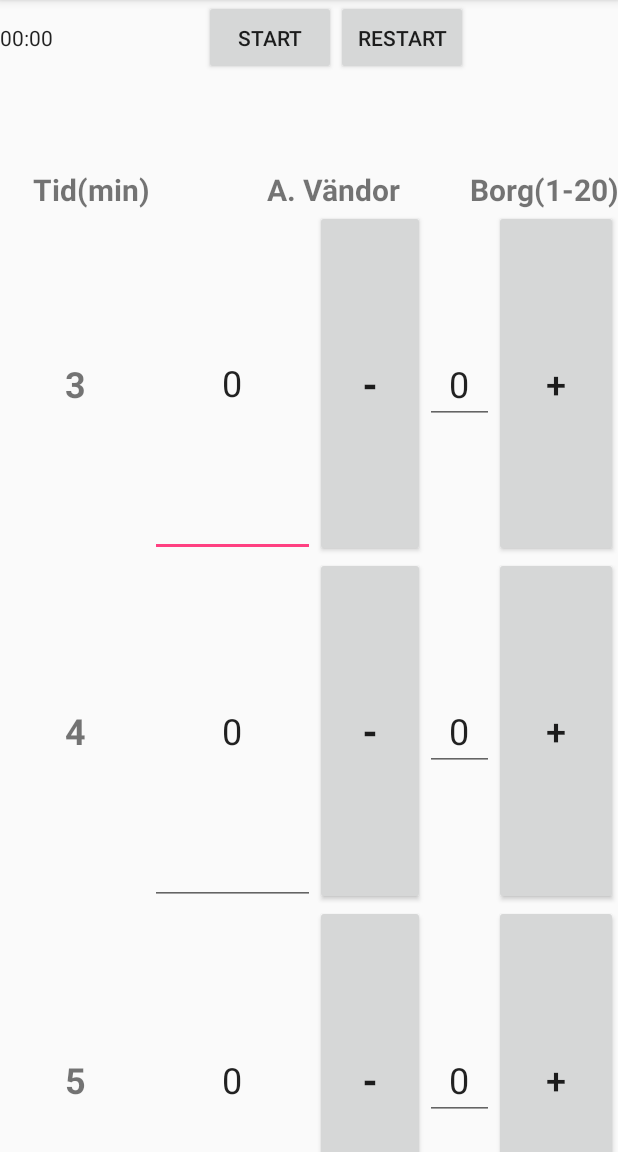
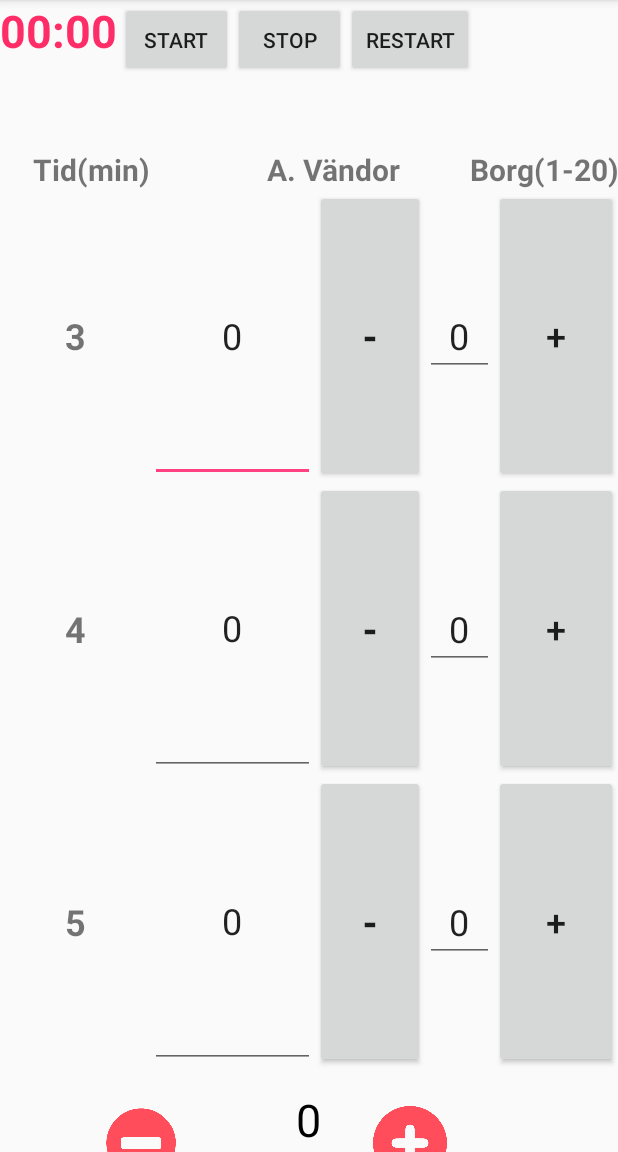
Before and after one commit to emahus91/VO2max, an Android app: the SecondActivity screen opened directly, with no data from a screen before it, after a tap on "RESTART", on a phone screen of 412 x 824 dp, the part 84-1236 px from its top. Run offline under Robolectric (Android 15) with nearby library versions, the phone set to English and light mode, and no system bars; 2 other taps on this screen came first.

Commit message:
Xml filen för secondactivity redigerades Stoppknappen lades till Chronometern implementerades

```diff
--- a/app/src/main/java/com/example/sam/vo2max/MainActivity.java
+++ b/app/src/main/java/com/example/sam/vo2max/MainActivity.java
@@ -23,7 +23,7 @@ public class MainActivity extends AppCompatActivity {
 
             @Override
             public void onClick(View view) {
-                Intent intent = new Intent(MainActivity.this,TheMeasurementActivity.class);
+                Intent intent = new Intent(MainActivity.this,SecondActivity.class);
 
                 EditText etName = (EditText) findViewById(R.id.NameEditTextID);
                 EditText etAge = (EditText) findViewById(R.id.AgeEditTextID);
--- a/app/src/main/java/com/example/sam/vo2max/SecondActivity.java
+++ b/app/src/main/java/com/example/sam/vo2max/SecondActivity.java
@@ -1,64 +1,89 @@
 package com.example.sam.vo2max;
 
 import android.os.Bundle;
+import android.os.SystemClock;
 import android.support.v7.app.AppCompatActivity;
 import android.view.View;
 import android.widget.Button;
+import android.widget.Chronometer;
+import android.widget.EditText;
 
-//import com.example.sam.vo2max;
 
 
 //TODO import activity 1 class (kolla på demo appen från github om hur man anropar alla klaser till SecondActivity
 //TODO import Chronometer class
 
-public class SecondActivity extends AppCompatActivity {
+public class SecondActivity extends AppCompatActivity
+        implements Chronometer.OnChronometerTickListener {
+
+    private long timeWhenStopped = 0;
 
     @Override
     protected void onCreate(Bundle savedInstanceState) { // TODO behöver all metoder skrivas inom onCreate metoden?
         super.onCreate(savedInstanceState);
         setContentView(R.layout.second_activity_main);
 
-        //final ValueSelector valueSelector = (ValueSelector) findViewById(R.id.valueSelector);
-        //valueSelector.setMinValue(0);
-        //valueSelector.setMaxValue(100);
+        final ValueSelector valueSelector = (ValueSelector) findViewById(R.id.valueSelector);
+        valueSelector.setMinValue(0);
+        valueSelector.setMaxValue(100);
 
-        Button buttonUpdate = (Button) findViewById(R.id.buttonUpdate);
-        buttonUpdate.setOnClickListener(new View.OnClickListener() { // TODO ersätts av onchronometerticklistener efter test
+        //INITIATING VIEWS
+        final Chronometer simpleChronometer= (Chronometer) findViewById(R.id.simpleChronometer);
+        final EditText etVandor3= (EditText) findViewById(R.id.editTextVandor3);
+        Button btnUpdate = (Button) findViewById(R.id.buttonUpdate);
+        Button btnStart = (Button) findViewById(R.id.buttonStart);
+        Button btnStop = (Button) findViewById(R.id.buttonStop);
+        Button btnrestart=(Button) findViewById(R.id.buttonRestart);
+
+        btnUpdate.setOnClickListener(new View.OnClickListener() { // TODO ersätts av onchronometerticklistener efter test
             @Override
             public void onClick(View view) {
-          //      int value = valueSelector.getValue();
+               int value = valueSelector.getValue();
                 // TODO Kopiera valueselector värdet till editTextVander3, editTextVander4 och editTextVander3 när chronometern räknat 3, 4 och 5 min
                 //valueBar.setValue(value);
-
-                //code to use Object Animation instead of the built-in ValueBar animation
-                //if you use this, be sure the call valueBar.setAnimated(false);
-                /*
-                ObjectAnimator anim = ObjectAnimator.ofInt(valueBar, "value", valueBar.getValue(), value);
-                anim.setDuration(1000);
-                anim.start();
-                */
+                etVandor3.setText(String.valueOf(value));
+            }
+        });
+        simpleChronometer.setOnChronometerTickListener(this);
+        //simpleChronometer.setBase(SystemClock.elapsedRealtime() - (2* 60000 + 0 * 1000)); //making chrono start from a specific time
+        // perform click  event on start button to start a chronometer
+        btnStart.setOnClickListener(new View.OnClickListener() {
+            @Override
+            public void onClick(View v) {
+                //TODO if sats så att chro. inte "räknar tillbax"om start knappen trycks igen
+                simpleChronometer.setBase(SystemClock.elapsedRealtime() + timeWhenStopped);
+                simpleChronometer.start();
             }
         });
 
-        // TODO method som nollställer räknaren vid tryckning av restart knappen
-        Button buttonRestart = (Button) findViewById(R.id.buttonRestart);
-        buttonRestart.setOnClickListener(new View.OnClickListener() {
+        btnStop.setOnClickListener(new View.OnClickListener() {
             @Override
-            public void onClick(View view) {
-                //set value av text vie till noll (currentvalue till 0)
-                                                    /*
-         private void decrementValue() {
-            int currentVal = Integer.valueOf(valueTextView.getText().toString());
-            if(currentVal > minValue) {
-                valueTextView.setText(String.valueOf(currentVal - 1));
-            }
-        }*/
+            public void onClick(View v) {
+                //TODO if sats om stop knappen trycks 2 gånger.....
+                simpleChronometer.stop();
+                timeWhenStopped = simpleChronometer.getBase() - SystemClock.elapsedRealtime();
             }
         });
 
+        // // perform click  event on restart button to set the base time on chronometer
+        btnrestart.setOnClickListener(new View.OnClickListener() {
+            @Override
+            public void onClick(View v) {
+                simpleChronometer.stop();
+                simpleChronometer.setBase(SystemClock.elapsedRealtime());
+                timeWhenStopped = 0;
+            }
+        });
     }
 
+    @Override
+    public void onChronometerTick(Chronometer chronometer) {
+
+    }
+    //TODO WHEN pressed back? (när användaren trycker tillbaka(till main activity) hur hantera chronometern?)
     //Todo onResume();
     //Todo onPause();
     //Todo onDestroy();
+
+
 }
--- a/app/src/main/java/com/example/sam/vo2max/ValueSelector.java
+++ b/app/src/main/java/com/example/sam/vo2max/ValueSelector.java
@@ -28,7 +28,6 @@ public class ValueSelector extends RelativeLayout {
     View minusButton;
     View plusButton;
 
-    Handler handler = new Handler();
 
     public ValueSelector(Context context) {
         super(context);
@@ -45,57 +44,31 @@ public class ValueSelector extends RelativeLayout {
         init(context);
     }
 
-    /**
-     * Get the current minimum value that is allowed
-     *
-     * @return
-     */
+
     public int getMinValue() {
         return minValue;
     }
 
-    /**
-     * Set the minimum value that will be allowed
-     *
-     * @param minValue
-     */
+
     public void setMinValue(int minValue) {
         this.minValue = minValue;
     }
 
-    /**
-     * Get the current maximum value that is allowed
-     *
-     * @return
-     */
+
     public int getMaxValue() {
         return maxValue;
     }
 
-    /**
-     * Set the maximum value that will be allowed
-     *
-     * @param maxValue
-     */
+
     public void setMaxValue(int maxValue) {
         this.maxValue = maxValue;
     }
 
-    /**
-     * Get the current value
-     *
-     * @return the current value
-     */
     public int getValue() {
         return Integer.valueOf(valueTextView.getText().toString());
     }
 
-    /**
-     * Set the current value.  If the passed in value exceeds the current min or max, the value
-     * will be set to the respective min/max.
-     *
-     * @param newValue new value
-     */
+
     public void setValue(int newValue) {
         int value = newValue;
         if(newValue < minValue) {
@@ -120,7 +93,6 @@ public class ValueSelector extends RelativeLayout {
                 decrementValue();
             }
         });
-
 
 
         plusButton.setOnClickListener(new OnClickListener() {
--- a/app/src/main/res/layout/second_activity_main.xml
+++ b/app/src/main/res/layout/second_activity_main.xml
@@ -12,19 +12,29 @@
             android:layout_weight="0.13">
 
             <Chronometer
-                android:layout_width="136dp"
-                android:layout_height="32dp"
-                android:id="@+id/chronometer3" />
+                android:id="@+id/simpleChronometer"
+                android:layout_width="80dp"
+                android:layout_height="50dp"
+                android:textSize="30sp"
+                android:textColor="#d3ff0149"
+                android:textStyle="bold"
+                />
 
             <Button
                 android:id="@+id/buttonStart"
-                android:layout_width="wrap_content"
+                android:layout_width="75dp"
                 android:layout_height="50dp"
                 android:text="@string/start" />
 
             <Button
+                android:id="@+id/buttonStop"
+                android:layout_width="75dp"
+                android:layout_height="50dp"
+                android:text="@string/stop" />
+
+            <Button
                 android:id="@+id/buttonRestart"
-                android:layout_width="wrap_content"
+                android:layout_width="85dp"
                 android:layout_height="50dp"
                 android:text="@string/restart" />
         </LinearLayout>
@@ -237,14 +247,21 @@
                 android:textSize="24sp" />
         </LinearLayout>
 
-        <Button
+
+    <com.example.sam.vo2max.ValueSelector
+        android:id="@+id/valueSelector"
+        android:layout_width="match_parent"
+        android:layout_height="@dimen/valueSelector_height"
+        android:layout_marginLeft="@dimen/valueSelector_hMargin"
+        android:layout_marginRight="@dimen/valueSelector_hMargin">
+    </com.example.sam.vo2max.ValueSelector>
+
+    <Button
             android:id="@+id/buttonUpdate"
             android:layout_width="wrap_content"
             android:layout_height="wrap_content"
             android:layout_gravity="center_horizontal"
-            android:text="@string/update"
-            android:layout_marginLeft="@dimen/updateButtonMargin"
-            android:layout_marginRight="@dimen/updateButtonMargin" />
+            android:text="@string/update" />
 
 
 </LinearLayout>
--- a/app/src/main/res/layout/value_selector.xml
+++ b/app/src/main/res/layout/value_selector.xml
@@ -24,10 +24,23 @@
         android:layout_centerHorizontal="true" />
 
     <ImageView
+        android:contentDescription="@string/incrementbutton"
+        android:src="@drawable/valueselect_plus_state"
+        android:layout_width="100dp"
+        android:layout_height="108dp"
+        android:layout_marginTop="@dimen/valueSelector_button_hMargin"
+        android:layout_marginBottom="@dimen/valueSelector_button_hMargin"
+        android:layout_marginStart="@dimen/valueSelector_button_insideMargin"
+        android:id="@+id/plusButton"
+        android:clickable="true"
+        android:layout_centerVertical="true"
+        android:layout_alignStart="@+id/valueLabel" />
+
+    <ImageView
         android:contentDescription="@string/decrementbutton"
         android:src="@drawable/valueselect_minus_state"
-        android:layout_width="260dp"
-        android:layout_height="160dp"
+        android:layout_width="188dp"
+        android:layout_height="99dp"
         android:layout_marginTop="@dimen/valueSelector_button_hMargin"
         android:layout_marginBottom="@dimen/valueSelector_button_hMargin"
         android:layout_marginEnd="@dimen/valueSelector_button_insideMargin"
@@ -36,17 +49,4 @@
         android:layout_centerVertical="true"
         android:layout_alignEnd="@+id/valueLabel" />
 
-    <ImageView
-        android:contentDescription="@string/incrementbutton"
-        android:src="@drawable/valueselect_plus_state"
-        android:layout_width="wrap_content"
-        android:layout_height="wrap_content"
-        android:layout_marginTop="@dimen/valueSelector_button_hMargin"
-        android:layout_marginBottom="@dimen/valueSelector_button_hMargin"
-        android:layout_marginLeft="@dimen/valueSelector_button_insideMargin"
-        android:id="@+id/plusButton"
-        android:clickable="true"
-        android:layout_centerVertical="true"
-        android:layout_alignLeft="@+id/valueLabel" />
-
 </merge>
--- a/app/src/main/res/values/colors.xml
+++ b/app/src/main/res/values/colors.xml
@@ -12,7 +12,7 @@
     <color name="gray">#808080</color>
     <color name="dark_gray">#ff424242</color>
     <color name="green">#008000</color>
-    <color name="blue">#0000FF</color>
+    <color name="blue">#e88300</color>
     <color name="navy">#354361</color>
     <color name="black">#000000</color>
 
--- a/app/src/main/res/values/dimens-valueSelector.xml
+++ b/app/src/main/res/values/dimens-valueSelector.xml
@@ -4,5 +4,5 @@
     <dimen name="valueSelector_label_text">14sp</dimen>
     <dimen name="valueSelector_margin_top">14dp</dimen>
     <dimen name="valueSelector_button_hMargin">25dp</dimen> //högre, minskar knapparna (34)
-    <dimen name="valueSelector_button_insideMargin">10dp</dimen> //30
+    <dimen name="valueSelector_button_insideMargin">40dp</dimen> //30
 </resources>
--- a/app/src/main/res/values/strings.xml
+++ b/app/src/main/res/values/strings.xml
@@ -36,6 +36,7 @@
     <string name="vandorknappen">0</string>
     <string name="decrementbutton">decrementbutton</string>
     <string name="incrementbutton">incrementbutton</string>
+    <string name="stop">Stop</string>
 
 
 </resources>
```
